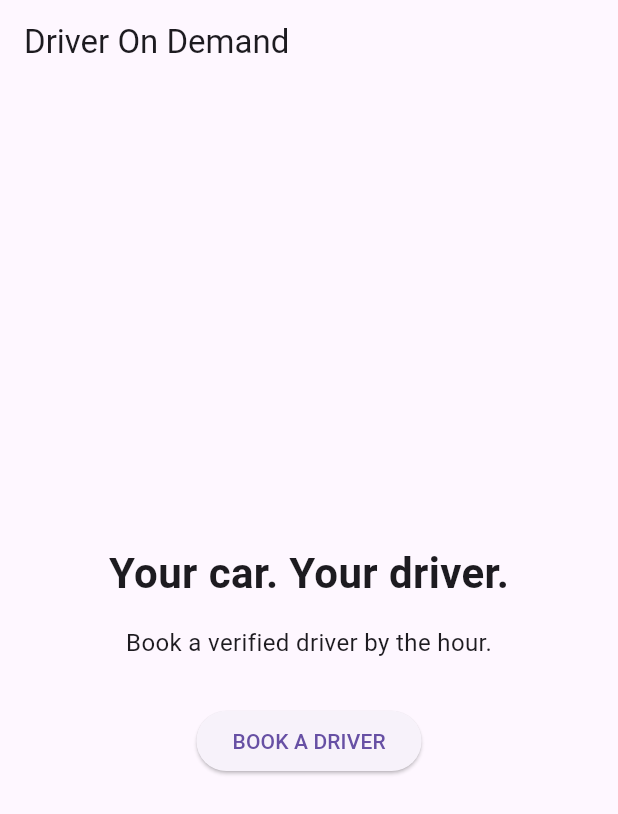
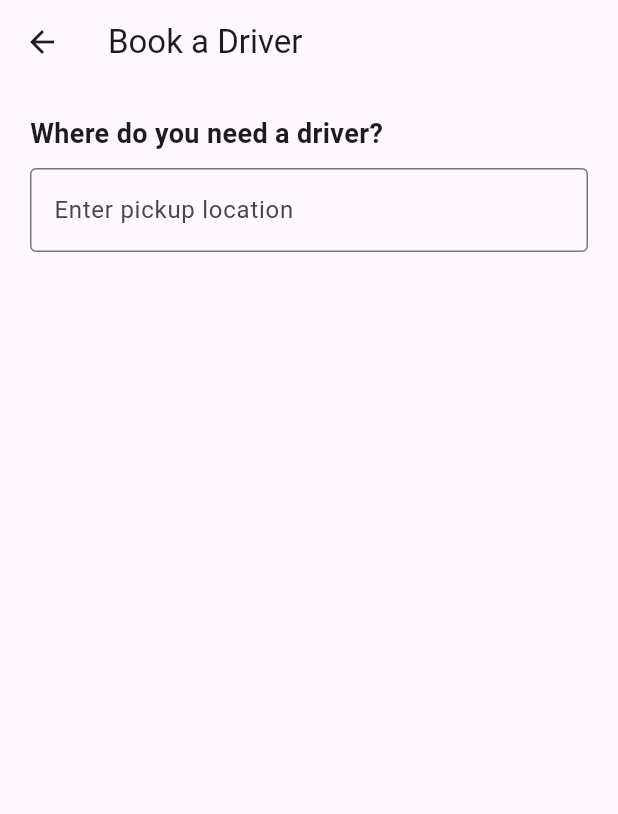
Before and after one commit to Jyotsnakapoor123/Driver-on-Demand, a Flutter app: the screen it shows after launch, after a tap on "BOOK A DRIVER", on a phone screen of 412 x 824 dp. Shown: the top 814 px of the screen. Run offline on Flutter 3.47's test engine with Material 3 defaults, Android fonts, the phone set to English and light mode, and no system bars.

Commit message:
feat: add booking screen navigation

```diff
--- /dev/null
+++ b/lib/booking_screen.dart
@@ -0,0 +1,40 @@
+import 'package:flutter/material.dart';
+
+class BookingScreen extends StatelessWidget {
+  const BookingScreen({super.key});
+
+  @override
+  Widget build(BuildContext context) {
+    return Scaffold(
+      appBar: AppBar(
+        title: const Text('Book a Driver'),
+      ),
+
+      body: Padding(
+        padding: const EdgeInsets.all(20),
+
+        child: Column(
+          crossAxisAlignment: CrossAxisAlignment.start,
+          children: [
+            const Text(
+              'Where do you need a driver?',
+              style: TextStyle(
+                fontSize: 18,
+                fontWeight: FontWeight.bold,
+              ),
+            ),
+
+            const SizedBox(height: 10),
+
+            TextField(
+              decoration: InputDecoration(
+                hintText: 'Enter pickup location',
+                border: OutlineInputBorder(),
+              ),
+            ),
+          ],
+        ),
+      ),
+    );
+  }
+}
--- a/lib/main.dart
+++ b/lib/main.dart
@@ -1,4 +1,5 @@
 import 'package:flutter/material.dart';
+import 'booking_screen.dart';
 
 void main() {
   runApp(const DriverOnDemandApp());
@@ -50,9 +51,14 @@ class HomeScreen extends StatelessWidget {
             const SizedBox(height: 30),
 
             ElevatedButton(
-              onPressed: () {
-                print('Book Driver button clicked');
-              },
+             onPressed: () {
+             Navigator.push(
+             context,
+             MaterialPageRoute(
+             builder: (context) => const BookingScreen(),
+              ),
+             );
+             },
               child: const Text('BOOK A DRIVER'),
             ),
           ],
```
